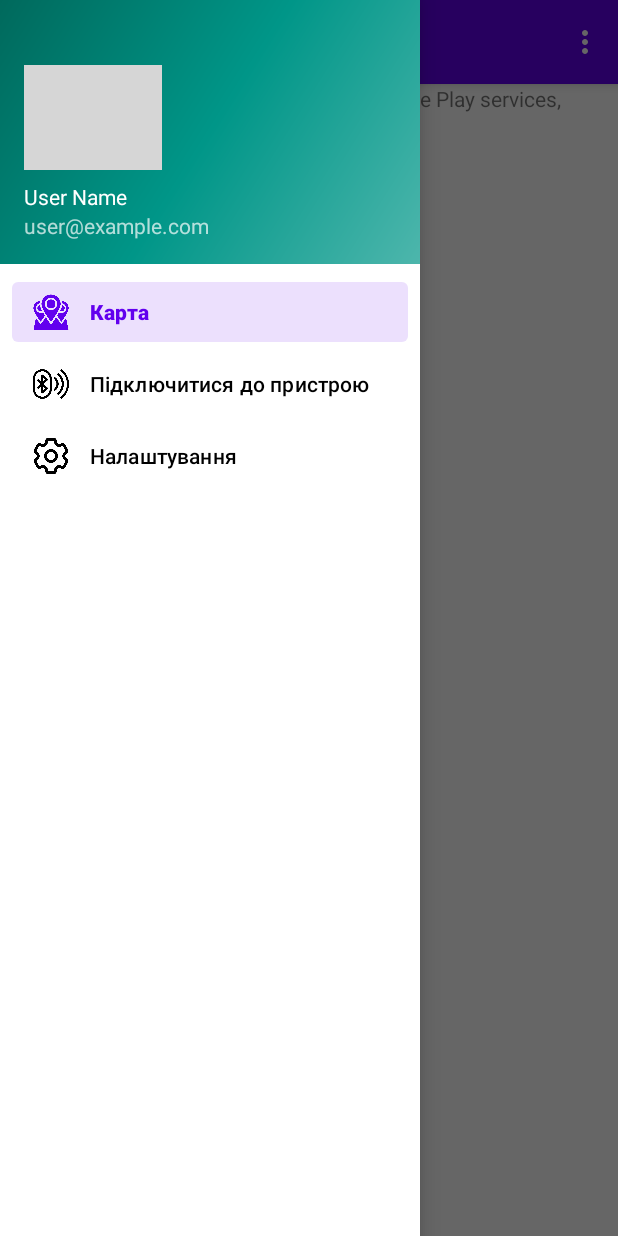
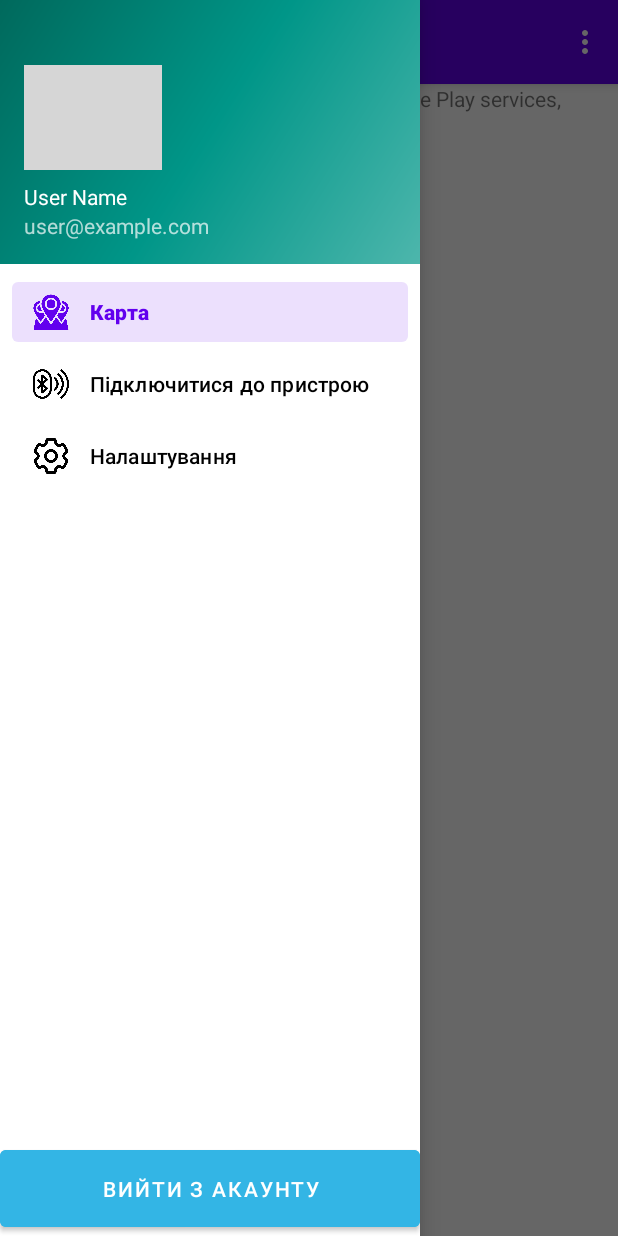
Before and after one commit to SolomiiaMatiichuk/ContainerFullnessMonitoring, an Android app: the MainActivity screen opened directly, with no data from a screen before it, with the side drawer open, on a phone screen of 412 x 824 dp. Run offline under Robolectric (Android 15) with nearby library versions, the phone set to English and light mode, and no system bars; our stand-ins replace navigation-ui; libraries missing offline, so code that uses them is left out: com.github.mikephil.charting; 1 statement that could not run was skipped; grey boxes are pictures that could not be loaded.

Commit message:
add possibility to log out and save account if logged in

```diff
--- a/AndroidApplication/app/src/main/AndroidManifest.xml
+++ b/AndroidApplication/app/src/main/AndroidManifest.xml
@@ -18,7 +18,6 @@
         android:usesPermissionFlags="neverForLocation" />
     <uses-permission android:name="android.permission.ACCESS_BACKGROUND_LOCATION" />
     <uses-permission android:name="android.permission.ACCESS_COARSE_LOCATION" />`
-    <uses-permission android:name="android.permission.ACCESS_FINE_LOCATION" />`
     <uses-permission android:name="android.permission.BLUETOOTH_PRIVILEGED" />
     <uses-feature android:name="android.hardware.bluetooth" android:required="false"/>
     <uses-feature android:name="android.hardware.bluetooth_le" android:required="false"/>
--- a/AndroidApplication/app/src/main/java/com/example/myapplication/MainActivity.java
+++ b/AndroidApplication/app/src/main/java/com/example/myapplication/MainActivity.java
@@ -9,6 +9,7 @@ import android.provider.Settings;
 import android.view.View;
 import android.view.Menu;
 
+import com.example.myapplication.ui.welcome.WelcomeActivity;
 import com.google.android.gms.maps.GoogleMap;
 import com.google.android.gms.maps.model.Marker;
 import com.google.android.material.navigation.NavigationView;
@@ -30,6 +31,7 @@ import androidx.core.app.ActivityCompat;
 import androidx.core.content.ContextCompat;
 import android.content.pm.PackageManager;
 import android.Manifest;
+import android.widget.Button;
 import android.widget.TextView;
 import android.widget.Toast;
 
@@ -175,7 +177,28 @@ public class MainActivity extends AppCompatActivity {
         NavigationUI.setupActionBarWithNavController(this, navController, mAppBarConfiguration);
         NavigationUI.setupWithNavController(navigationView, navController);
 
-       // mapFragment.getMapAsync(this);
+
+        Button logoutButton = navigationView.findViewById(R.id.nav_logout_button);
+        // Log Out button click listener
+        logoutButton.setOnClickListener(new View.OnClickListener() {
+            @Override
+            public void onClick(View v) {
+                // Clear login data from SharedPreferences
+                SharedPreferences prefss = getSharedPreferences("MyAppPrefs", MODE_PRIVATE);
+                prefss.edit().remove("jwt_token").apply();
+                prefss.edit().remove("real_name").apply();
+                prefss.edit().remove("email").apply();
+
+                // Redirect to LoginActivity
+                Intent intent = new Intent(MainActivity.this, WelcomeActivity.class);
+                startActivity(intent);
+                finish();
+            }
+        });
+
+
+
+        // mapFragment.getMapAsync(this);
 
     }
 
--- a/AndroidApplication/app/src/main/res/layout/activity_main.xml
+++ b/AndroidApplication/app/src/main/res/layout/activity_main.xml
@@ -1,5 +1,6 @@
 <?xml version="1.0" encoding="utf-8"?>
-<androidx.drawerlayout.widget.DrawerLayout xmlns:android="http://schemas.android.com/apk/res/android"
+<androidx.drawerlayout.widget.DrawerLayout
+    xmlns:android="http://schemas.android.com/apk/res/android"
     xmlns:app="http://schemas.android.com/apk/res-auto"
     xmlns:tools="http://schemas.android.com/tools"
     android:id="@+id/drawer_layout"
@@ -8,12 +9,14 @@
     android:fitsSystemWindows="true"
     tools:openDrawer="start">
 
+    <!-- Main content layout for the activity -->
     <include
         android:id="@+id/app_bar_main"
         layout="@layout/app_bar_main"
         android:layout_width="match_parent"
         android:layout_height="match_parent" />
 
+    <!-- Navigation Drawer with custom layout for bottom-aligned Log Out button -->
     <com.google.android.material.navigation.NavigationView
         android:id="@+id/nav_view"
         android:layout_width="wrap_content"
@@ -21,5 +24,33 @@
         android:layout_gravity="start"
         android:fitsSystemWindows="true"
         app:headerLayout="@layout/nav_header_main"
-        app:menu="@menu/activity_main_drawer" />
+        app:menu="@menu/activity_main_drawer">
+
+        <!-- Custom LinearLayout to position log out button at bottom -->
+        <LinearLayout
+            android:layout_width="match_parent"
+            android:layout_height="match_parent"
+            android:orientation="vertical">
+
+            <!-- Menu items from activity_main_drawer.xml -->
+            <androidx.recyclerview.widget.RecyclerView
+                android:layout_width="match_parent"
+                android:layout_height="0dp"
+                android:layout_weight="1"
+                android:orientation="vertical" />
+
+            <!-- Log Out Button at the bottom -->
+            <Button
+                android:id="@+id/nav_logout_button"
+                android:layout_width="match_parent"
+                android:layout_height="wrap_content"
+                android:text="Вийти з акаунту"
+                android:backgroundTint="@android:color/holo_blue_light"
+                android:textColor="@android:color/white"
+                android:gravity="center"
+                android:padding="16dp" />
+        </LinearLayout>
+
+    </com.google.android.material.navigation.NavigationView>
+
 </androidx.drawerlayout.widget.DrawerLayout>
--- a/AndroidApplication/app/src/main/res/layout/nav_header_main.xml
+++ b/AndroidApplication/app/src/main/res/layout/nav_header_main.xml
@@ -32,4 +32,6 @@
         android:layout_width="wrap_content"
         android:layout_height="wrap_content"
         android:text="@string/nav_header_subtitle" />
+
+
 </LinearLayout>
```
Also changed, not shown: AndroidApplication/app/src/main/java/com/example/myapplication/ui/welcome/WelcomeActivity.java (+16 -0 lines).
